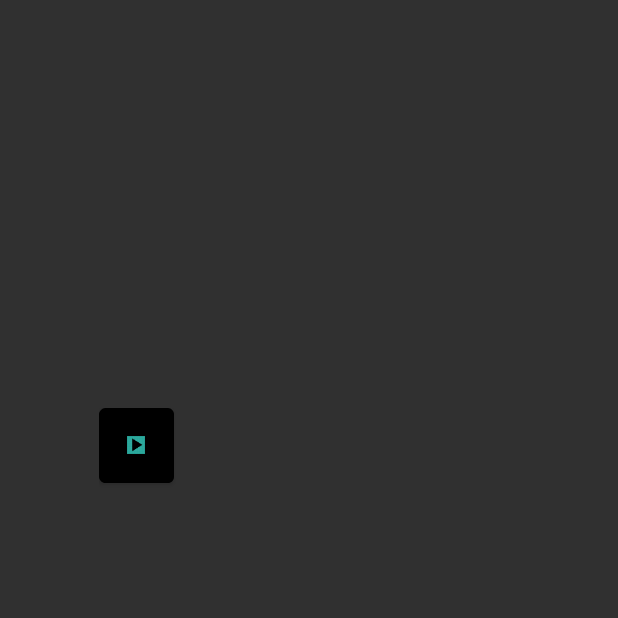
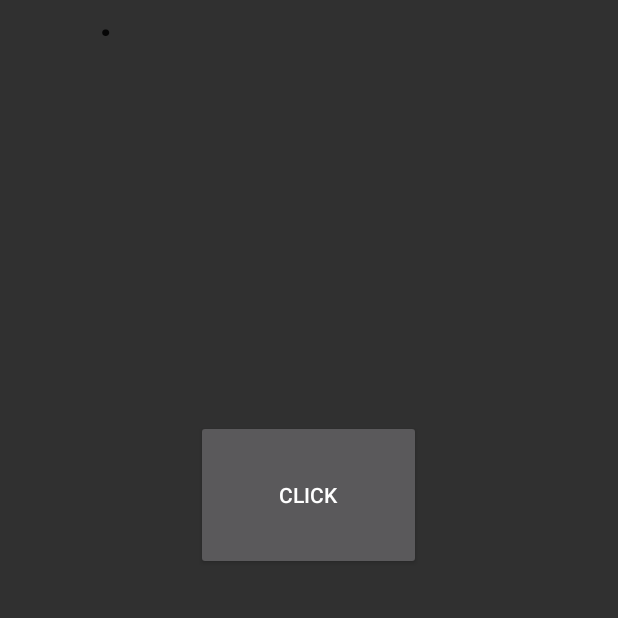
Before and after one commit to Janettha/Activity1, an Android app: the Activity2 screen opened directly, with no data from a screen before it, on a phone screen of 412 x 824 dp, the top half of it. Run offline under Robolectric (Android 15) with nearby library versions, the phone set to English and light mode, and no system bars; our stand-ins replace Picasso; libraries missing offline, so code that uses them is left out: github.hellocsl.cursorwheel; plain views replace CursorWheelLayout; pictures from the network do not load; 4 statements that could not run were skipped.

Commit message:
CustomDialog en actividad 2

```diff
--- a/app/src/main/java/janettha/activity1/Act2/Activity2.java
+++ b/app/src/main/java/janettha/activity1/Act2/Activity2.java
@@ -1,10 +1,21 @@
 package janettha.activity1.Act2;
 
 import android.annotation.SuppressLint;
+import android.app.Dialog;
+import android.app.DialogFragment;
+import android.net.Uri;
 import android.os.Bundle;
 import android.support.v7.app.AppCompatActivity;
+import android.support.v7.widget.DialogTitle;
 import android.view.View;
+import android.view.ViewDebug;
+import android.view.Window;
+import android.widget.Button;
+import android.widget.ImageView;
+import android.widget.TextView;
 import android.widget.Toast;
+
+import com.squareup.picasso.Picasso;
 
 import java.util.List;
 
@@ -19,6 +30,11 @@ public class Activity2 extends AppCompatActivity implements CursorWheelLayout.On
     CursorWheelLayout wheel_img;
     List<Emocion> listImg ;
     View v;
+    ImageView EmocionDialog;
+    TextView NameEmocionDialog;
+    Button buttonRecord, buttonPlay;
+    Dialog dialog;
+    boolean DialogFlag=false;
 
     @Override
     protected void onCreate(Bundle savedInstanceState) {
@@ -28,6 +44,23 @@ public class Activity2 extends AppCompatActivity implements CursorWheelLayout.On
         v = initViews();
         loadData("f",v);
         wheel_img.setOnMenuSelectedListener(this);
+
+        Button buttonDialog = (Button) findViewById(R.id.EmocionDialog);
+        buttonDialog.setOnClickListener(new View.OnClickListener() {
+            @Override
+            public void onClick(View v) {
+                int posicion = wheel_img.getSelectedPosition();
+                MyCustomAlertDialog(posicion);
+                /*
+                Toast.makeText(getApplicationContext(), "ID wheel: "+wheel_img.getSelectedPosition(), Toast.LENGTH_SHORT).show();
+                if(DialogFlag == true) {
+                    MyCustomAlertDialog(11);
+                }
+                */
+            }
+        });
+
+
     }
 
     private void loadData(String s, View view) {
@@ -49,6 +82,55 @@ public class Activity2 extends AppCompatActivity implements CursorWheelLayout.On
         if(parent.getId() == R.id.wheel){
             Toast.makeText(getBaseContext(), listImg.get(pos).getName(), Toast.LENGTH_SHORT).show();
             //t.setText(listImg.get(pos).getName());
+            //                if(pos != 0)
+            /*
+            MyCustomAlertDialog(pos);
+            */
+            wheel_img.setOnMenuSelectedListener(new CursorWheelLayout.OnMenuSelectedListener() {
+                public void onItemSelected(CursorWheelLayout parent, View view, int pos) {
+                    DialogFlag = true;
+                    Toast.makeText(Activity2.this, "Top Menu click position:" + pos + " Dialog: "+DialogFlag, Toast.LENGTH_SHORT).show();
+                }
+            });
+
         }
     }
+
+    public void MyCustomAlertDialog(int pos){
+        dialog = new Dialog(this);
+        dialog.setContentView(R.layout.dialog_act3);
+        dialog.setTitle(listImg.get(pos).getName());
+
+        Toast.makeText(this,"Dialog", Toast.LENGTH_SHORT).show();
+
+        buttonRecord = (Button) dialog.findViewById(R.id.btnRecord);
+        buttonPlay = (Button) dialog.findViewById(R.id.btnStop);
+        EmocionDialog = (ImageView) dialog.findViewById(R.id.imgEmocion);
+        NameEmocionDialog = (TextView) dialog.findViewById(R.id.nameEmocion);
+
+        Uri ruta = Uri.parse(listImg.get(pos).getUrl());
+        Picasso.with(v.getContext())
+                .load(ruta).fit()
+                .into(EmocionDialog);
+        NameEmocionDialog.setText(listImg.get(pos).getName());
+        buttonRecord.setEnabled(true);
+        buttonPlay.setEnabled(true);
+
+        buttonRecord.setOnClickListener(new View.OnClickListener(){
+            @Override
+            public void onClick(View v) {
+                Toast.makeText(getApplicationContext(),"Recording...", Toast.LENGTH_SHORT).show();
+            }
+        });
+
+        buttonPlay.setOnClickListener(new View.OnClickListener(){
+            @Override
+            public void onClick(View v) {
+                Toast.makeText(getApplicationContext(),"Stop...", Toast.LENGTH_SHORT).show();
+                dialog.cancel();
+                DialogFlag = false;
+            }
+        });
+        dialog.show();
+    }
 }
--- a/app/src/main/res/layout/activity_activity2.xml
+++ b/app/src/main/res/layout/activity_activity2.xml
@@ -1,14 +1,16 @@
 <?xml version="1.0" encoding="utf-8"?>
-<android.support.constraint.ConstraintLayout
+<LinearLayout
     xmlns:android="http://schemas.android.com/apk/res/android"
     xmlns:tools="http://schemas.android.com/tools"
-    android:layout_width="wrap_content"
-    android:layout_height="wrap_content"
+    android:layout_width="match_parent"
+    android:layout_height="match_parent"
     android:layout_gravity="center"
+    android:orientation="vertical"
     xmlns:app="http://schemas.android.com/apk/res-auto"
     tools:context="janettha.activity1.Act2.Activity2">
 
     <github.hellocsl.cursorwheel.CursorWheelLayout
+        android:layout_gravity="center_horizontal"
         android:layout_centerHorizontal="true"
         android:id="@+id/wheel"
         android:layout_width="280dip"
@@ -32,11 +34,12 @@
     </github.hellocsl.cursorwheel.CursorWheelLayout>
 
     <Button
-        android:layout_width="50dp"
-        android:layout_height="50dp"
-        android:background="@mipmap/ic_play"
+        android:id="@+id/EmocionDialog"
+        android:layout_width="150dp"
+        android:layout_height="100dp"
+        android:layout_below="@+id/id_wheel_menu_center_item"
         android:layout_gravity="center"
-        android:layout_below="@id/id_wheel_menu_center_item"
-        tools:ignore="NotSibling" />
+        android:text="Click"
+        tools:ignore="MissingConstraints" />
 
-</android.support.constraint.ConstraintLayout>
+</LinearLayout>
```
Also changed, not shown: app/src/main/res/layout/dialog_act3.xml (+20 -5 lines).
